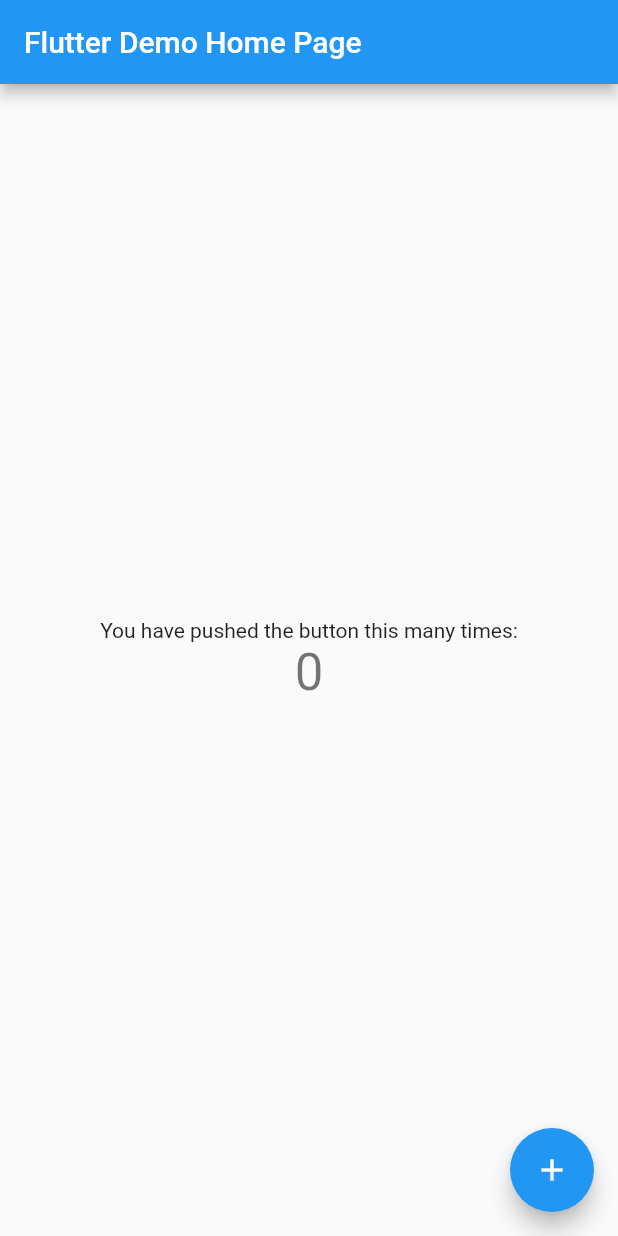
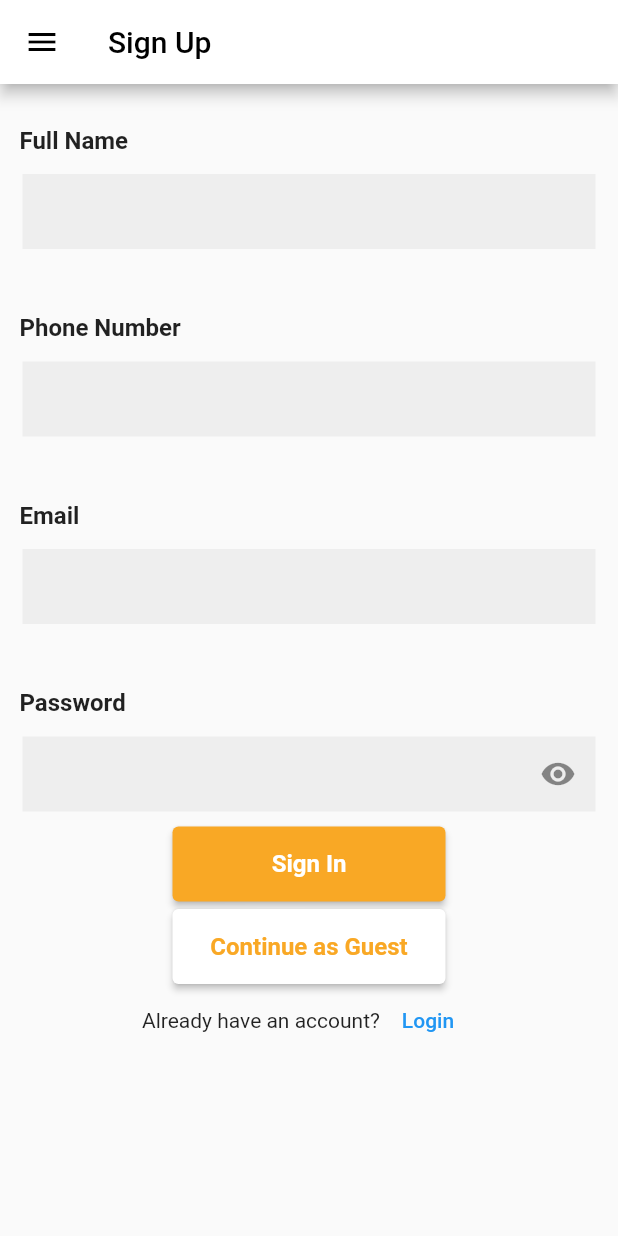
Before and after one commit to reskillamericans/Wildfire-Group3-flutter, a Flutter app: the screen it shows after launch, on a phone screen of 412 x 824 dp. Run offline on Flutter 3.47's test engine with Material 2 defaults, Android fonts, the light colour scheme and no system bars.

Commit message:
Wildfire SignUp/Registration first commit

```diff
--- a/wildfire3/lib/main.dart
+++ b/wildfire3/lib/main.dart
@@ -1,113 +1,25 @@
 import 'package:flutter/material.dart';
+import 'package:wildfire3/signUp.dart';
 
-void main() {
-  runApp(MyApp());
-}
+void main() => runApp(MyApp());
 
 class MyApp extends StatelessWidget {
-  // This widget is the root of your application.
   @override
   Widget build(BuildContext context) {
     return MaterialApp(
-      title: 'Flutter Demo',
-      theme: ThemeData(
-        // This is the theme of your application.
-        //
-        // Try running your application with "flutter run". You'll see the
-        // application has a blue toolbar. Then, without quitting the app, try
-        // changing the primarySwatch below to Colors.green and then invoke
-        // "hot reload" (press "r" in the console where you ran "flutter run",
-        // or simply save your changes to "hot reload" in a Flutter IDE).
-        // Notice that the counter didn't reset back to zero; the application
-        // is not restarted.
-        primarySwatch: Colors.blue,
+      debugShowCheckedModeBanner: false,
+      home: Scaffold(
+        appBar: AppBar(
+          backgroundColor: Colors.white,
+          leading: IconButton(
+              icon: Icon(Icons.menu, color: Colors.black), onPressed: () {}),
+          title: Text(
+            "Sign Up",
+            style: TextStyle(color: Colors.black),
+          ),
+        ),
+        body: SignUp(),
       ),
-      home: MyHomePage(title: 'Flutter Demo Home Page'),
     );
   }
 }
-
-class MyHomePage extends StatefulWidget {
-  MyHomePage({Key? key, required this.title}) : super(key: key);
-
-  // This widget is the home page of your application. It is stateful, meaning
-  // that it has a State object (defined below) that contains fields that affect
-  // how it looks.
-
-  // This class is the configuration for the state. It holds the values (in this
-  // case the title) provided by the parent (in this case the App widget) and
-  // used by the build method of the State. Fields in a Widget subclass are
-  // always marked "final".
-
-  final String title;
-
-  @override
-  _MyHomePageState createState() => _MyHomePageState();
-}
-
-class _MyHomePageState extends State<MyHomePage> {
-  int _counter = 0;
-
-  void _incrementCounter() {
-    setState(() {
-      // This call to setState tells the Flutter framework that something has
-      // changed in this State, which causes it to rerun the build method below
-      // so that the display can reflect the updated values. If we changed
-      // _counter without calling setState(), then the build method would not be
-      // called again, and so nothing would appear to happen.
-      _counter++;
-    });
-  }
-
-  @override
-  Widget build(BuildContext context) {
-    // This method is rerun every time setState is called, for instance as done
-    // by the _incrementCounter method above.
-    //
-    // The Flutter framework has been optimized to make rerunning build methods
-    // fast, so that you can just rebuild anything that needs updating rather
-    // than having to individually change instances of widgets.
-    return Scaffold(
-      appBar: AppBar(
-        // Here we take the value from the MyHomePage object that was created by
-        // the App.build method, and use it to set our appbar title.
-        title: Text(widget.title),
-      ),
-      body: Center(
-        // Center is a layout widget. It takes a single child and positions it
-        // in the middle of the parent.
-        child: Column(
-          // Column is also a layout widget. It takes a list of children and
-          // arranges them vertically. By default, it sizes itself to fit its
-          // children horizontally, and tries to be as tall as its parent.
-          //
-          // Invoke "debug painting" (press "p" in the console, choose the
-          // "Toggle Debug Paint" action from the Flutter Inspector in Android
-          // Studio, or the "Toggle Debug Paint" command in Visual Studio Code)
-          // to see the wireframe for each widget.
-          //
-          // Column has various properties to control how it sizes itself and
-          // how it positions its children. Here we use mainAxisAlignment to
-          // center the children vertically; the main axis here is the vertical
-          // axis because Columns are vertical (the cross axis would be
-          // horizontal).
-          mainAxisAlignment: MainAxisAlignment.center,
-          children: <Widget>[
-            Text(
-              'You have pushed the button this many times:',
-            ),
-            Text(
-              '$_counter',
-              style: Theme.of(context).textTheme.headline4,
-            ),
-          ],
-        ),
-      ),
-      floatingActionButton: FloatingActionButton(
-        onPressed: _incrementCounter,
-        tooltip: 'Increment',
-        child: Icon(Icons.add),
-      ), // This trailing comma makes auto-formatting nicer for build methods.
-    );
-  }
-}
--- /dev/null
+++ b/wildfire3/lib/signUp.dart
@@ -0,0 +1,196 @@
+import 'package:flutter/material.dart';
+
+class SignUp extends StatefulWidget {
+  @override
+  _SignUpState createState() => _SignUpState();
+}
+
+class _SignUpState extends State<SignUp> {
+  TextEditingController _nameController = TextEditingController();
+  TextEditingController _phoneController = TextEditingController();
+  TextEditingController _emailController = TextEditingController();
+  TextEditingController _passwordController = TextEditingController();
+
+  @override
+  Widget build(BuildContext context) {
+    var _padding = EdgeInsets.symmetric(vertical: 1, horizontal: 1);
+    var _margin = EdgeInsets.symmetric(vertical: 5, horizontal: 10);
+    var _color = Colors.grey.shade200;
+    var _alignment = Alignment(-1.0, 0.0);
+    var _padding2 = EdgeInsets.all(8);
+    var _margin2 = EdgeInsets.only(top: 30);
+
+    return Scaffold(
+      body: Padding(
+        padding: EdgeInsets.symmetric(vertical: 20, horizontal: 5),
+        child: ListView(
+          children: <Widget>[
+            Container(
+              width: MediaQuery.of(context).size.width / 1,
+              // height: MediaQuery.of(context).size.width / 1,
+              alignment: Alignment(-1.0, 0.0),
+              padding: EdgeInsets.all(8),
+              child: Text(
+                'Full Name',
+                style: TextStyle(fontSize: 16, fontWeight: FontWeight.bold),
+              ),
+            ),
+            Container(
+              padding: _padding,
+              margin: _margin,
+              color: _color,
+              child: TextField(
+                controller: _nameController,
+                cursorColor: Colors.black,
+                decoration: InputDecoration(
+                  border: InputBorder.none,
+                  focusedBorder: InputBorder.none,
+                ),
+                keyboardType: TextInputType.name,
+                textAlign: TextAlign.start,
+              ),
+            ),
+            Container(
+                alignment: _alignment,
+                padding: _padding2,
+                margin: _margin2,
+                child: Text(
+                  'Phone Number',
+                  style: TextStyle(fontSize: 16, fontWeight: FontWeight.bold),
+                )),
+            Container(
+              padding: _padding,
+              margin: _margin,
+              color: _color,
+              child: TextField(
+                controller: _phoneController,
+                cursorColor: Colors.black,
+                decoration: InputDecoration(
+                  border: InputBorder.none,
+                  focusedBorder: InputBorder.none,
+                ),
+                keyboardType: TextInputType.phone,
+                textAlign: TextAlign.start,
+              ),
+            ),
+            Container(
+              alignment: _alignment,
+              padding: _padding2,
+              margin: _margin2,
+              child: Text(
+                'Email',
+                style: TextStyle(fontSize: 16, fontWeight: FontWeight.bold),
+              ),
+            ),
+            Container(
+              padding: _padding,
+              margin: _margin,
+              color: _color,
+              child: TextField(
+                controller: _emailController,
+                cursorColor: Colors.black,
+                decoration: InputDecoration(
+                  border: InputBorder.none,
+                ),
+                keyboardType: TextInputType.emailAddress,
+                textAlign: TextAlign.start,
+              ),
+            ),
+            Container(
+                alignment: _alignment,
+                padding: _padding2,
+                margin: _margin2,
+                child: Text(
+                  'Password',
+                  style: TextStyle(fontSize: 16, fontWeight: FontWeight.bold),
+                )),
+            Container(
+              padding: _padding,
+              margin: _margin,
+              color: _color,
+              child: TextField(
+                controller: _passwordController,
+                cursorColor: Colors.black,
+                decoration: InputDecoration(
+                  border: InputBorder.none,
+                  focusedBorder: InputBorder.none,
+                  suffixIcon: Icon(Icons.remove_red_eye_sharp),
+                ),
+                keyboardType: TextInputType.visiblePassword,
+                textAlign: TextAlign.start,
+                obscureText: true,
+              ),
+            ),
+            // ignore: deprecated_member_use
+
+            Container(
+              margin: EdgeInsets.symmetric(vertical: 5, horizontal: 100),
+              height: 50,
+              padding: EdgeInsets.fromLTRB(10, 0, 10, 0),
+              child: ElevatedButton(
+                child: Text(
+                  'Sign In',
+                  style: TextStyle(fontSize: 16, fontWeight: FontWeight.bold),
+                ),
+                onPressed: () {
+                  print(_nameController.text);
+                  print(_passwordController.text);
+                },
+                style: ElevatedButton.styleFrom(
+                  primary: Colors.yellow.shade800,
+                ),
+              ),
+            ),
+            Container(
+              margin: EdgeInsets.symmetric(vertical: 0, horizontal: 100),
+              height: 50,
+              padding: EdgeInsets.fromLTRB(10, 0, 10, 0),
+
+              // ignore: deprecated_member_use
+              child: ElevatedButton(
+                child: Text(
+                  'Continue as Guest',
+                  style: TextStyle(
+                      fontSize: 16,
+                      color: Colors.yellow.shade800,
+                      fontWeight: FontWeight.bold),
+                ),
+                onPressed: () {
+                  print(_nameController.text);
+                  print(_passwordController.text);
+                },
+                style: ElevatedButton.styleFrom(
+                  primary: Colors.white,
+                ),
+              ),
+            ),
+            Container(
+                child: Row(
+              children: <Widget>[
+                Text('Already have an account?'),
+                // ignore: deprecated_member_use
+                TextButton(
+                  style: ButtonStyle(
+                    overlayColor: MaterialStateProperty.resolveWith<Color>(
+                        (Set<MaterialState> states) {
+                      if (states.contains(MaterialState.focused))
+                        return Colors.yellow.shade800;
+                      if (states.contains(MaterialState.hovered))
+                        return Colors.red;
+                      if (states.contains(MaterialState.pressed))
+                        return Colors.lightGreen;
+                      return Colors.black;
+                    }),
+                  ),
+                  onPressed: () {},
+                  child: Text("Login"),
+                ),
+              ],
+              mainAxisAlignment: MainAxisAlignment.center,
+            ))
+          ],
+        ),
+      ),
+    );
+  }
+}
```
Also changed, not shown: wildfire3/pubspec.lock.
